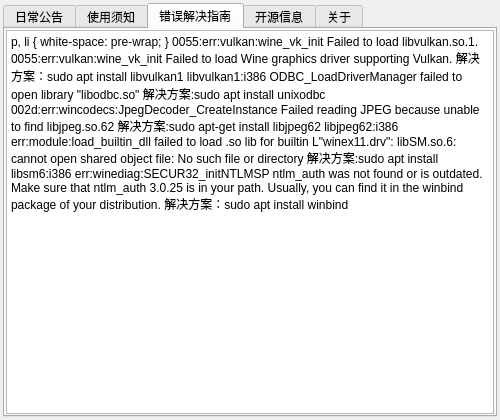
First picture: the form in ui/vekAbout.ui, repository gfdgd-xi/vekcode, before the edit.
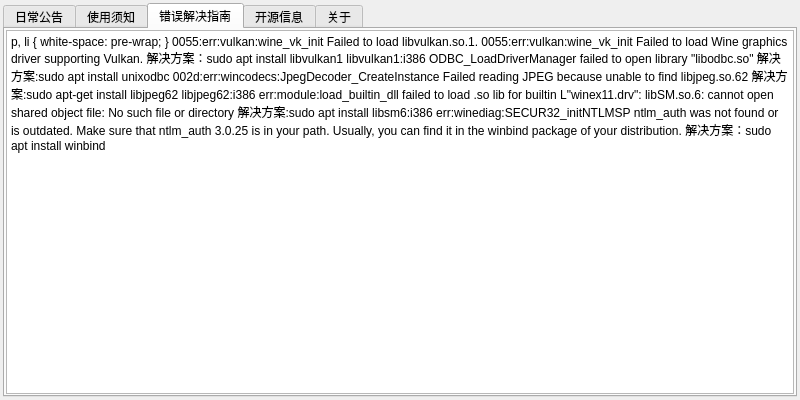
Second picture: the form after the edit. The open tabs and pages were chosen to show the change. Icons and pictures are not drawn.

Patch:
```diff
--- a/ui/vekAbout.ui
+++ b/ui/vekAbout.ui
@@ -9,8 +9,8 @@
    <rect>
     <x>0</x>
     <y>0</y>
-    <width>500</width>
-    <height>420</height>
+    <width>800</width>
+    <height>400</height>
    </rect>
   </property>
   <property name="sizePolicy">
@@ -21,14 +21,14 @@
   </property>
   <property name="minimumSize">
    <size>
-    <width>500</width>
-    <height>420</height>
+    <width>800</width>
+    <height>400</height>
    </size>
   </property>
   <property name="maximumSize">
    <size>
-    <width>500</width>
-    <height>420</height>
+    <width>800</width>
+    <height>400</height>
    </size>
   </property>
   <property name="windowTitle">
@@ -170,27 +170,27 @@
           <string>&lt;!DOCTYPE HTML PUBLIC &quot;-//W3C//DTD HTML 4.0//EN&quot; &quot;http://www.w3.org/TR/REC-html40/strict.dtd&quot;&gt;
 &lt;html&gt;&lt;head&gt;&lt;meta name=&quot;qrichtext&quot; content=&quot;1&quot; /&gt;&lt;style type=&quot;text/css&quot;&gt;
 p, li { white-space: pre-wrap; }
-&lt;/style&gt;&lt;/head&gt;&lt;body style=&quot; font-family:'Sans Serif'; font-size:9pt; font-weight:400; font-style:normal;&quot;&gt;
-&lt;p style=&quot; margin-top:0px; margin-bottom:0px; margin-left:0px; margin-right:0px; -qt-block-indent:0; text-indent:0px;&quot;&gt;0055:err:vulkan:wine_vk_init Failed to load libvulkan.so.1.&lt;/p&gt;
-&lt;p style=&quot; margin-top:0px; margin-bottom:0px; margin-left:0px; margin-right:0px; -qt-block-indent:0; text-indent:0px;&quot;&gt;0055:err:vulkan:wine_vk_init Failed to load Wine graphics driver supporting Vulkan.&lt;/p&gt;
-&lt;p style=&quot;-qt-paragraph-type:empty; margin-top:0px; margin-bottom:0px; margin-left:0px; margin-right:0px; -qt-block-indent:0; text-indent:0px;&quot;&gt;&lt;br /&gt;&lt;/p&gt;
-&lt;p style=&quot; margin-top:0px; margin-bottom:0px; margin-left:0px; margin-right:0px; -qt-block-indent:0; text-indent:0px;&quot;&gt;解决方案：sudo apt install libvulkan1 libvulkan1:i386&lt;/p&gt;
-&lt;p style=&quot;-qt-paragraph-type:empty; margin-top:0px; margin-bottom:0px; margin-left:0px; margin-right:0px; -qt-block-indent:0; text-indent:0px;&quot;&gt;&lt;br /&gt;&lt;/p&gt;
-&lt;p style=&quot; margin-top:0px; margin-bottom:0px; margin-left:0px; margin-right:0px; -qt-block-indent:0; text-indent:0px;&quot;&gt;ODBC_LoadDriverManager failed to open library &amp;quot;libodbc.so&amp;quot;&lt;/p&gt;
-&lt;p style=&quot;-qt-paragraph-type:empty; margin-top:0px; margin-bottom:0px; margin-left:0px; margin-right:0px; -qt-block-indent:0; text-indent:0px;&quot;&gt;&lt;br /&gt;&lt;/p&gt;
-&lt;p style=&quot; margin-top:0px; margin-bottom:0px; margin-left:0px; margin-right:0px; -qt-block-indent:0; text-indent:0px;&quot;&gt;解决方案:sudo apt install unixodbc&lt;/p&gt;
-&lt;p style=&quot;-qt-paragraph-type:empty; margin-top:0px; margin-bottom:0px; margin-left:0px; margin-right:0px; -qt-block-indent:0; text-indent:0px;&quot;&gt;&lt;br /&gt;&lt;/p&gt;
-&lt;p style=&quot; margin-top:0px; margin-bottom:0px; margin-left:0px; margin-right:0px; -qt-block-indent:0; text-indent:0px;&quot;&gt;002d:err:wincodecs:JpegDecoder_CreateInstance Failed reading JPEG because unable to find libjpeg.so.62&lt;/p&gt;
-&lt;p style=&quot;-qt-paragraph-type:empty; margin-top:0px; margin-bottom:0px; margin-left:0px; margin-right:0px; -qt-block-indent:0; text-indent:0px;&quot;&gt;&lt;br /&gt;&lt;/p&gt;
-&lt;p style=&quot; margin-top:0px; margin-bottom:0px; margin-left:0px; margin-right:0px; -qt-block-indent:0; text-indent:0px;&quot;&gt;解决方案:sudo apt-get install libjpeg62 libjpeg62:i386&lt;/p&gt;
-&lt;p style=&quot;-qt-paragraph-type:empty; margin-top:0px; margin-bottom:0px; margin-left:0px; margin-right:0px; -qt-block-indent:0; text-indent:0px;&quot;&gt;&lt;br /&gt;&lt;/p&gt;
-&lt;p style=&quot; margin-top:0px; margin-bottom:0px; margin-left:0px; margin-right:0px; -qt-block-indent:0; text-indent:0px;&quot;&gt;err:module:load_builtin_dll failed to load .so lib for builtin L&amp;quot;winex11.drv&amp;quot;: libSM.so.6: cannot open shared object file: No such file or directory&lt;/p&gt;
-&lt;p style=&quot;-qt-paragraph-type:empty; margin-top:0px; margin-bottom:0px; margin-left:0px; margin-right:0px; -qt-block-indent:0; text-indent:0px;&quot;&gt;&lt;br /&gt;&lt;/p&gt;
-&lt;p style=&quot; margin-top:0px; margin-bottom:0px; margin-left:0px; margin-right:0px; -qt-block-indent:0; text-indent:0px;&quot;&gt;解决方案:sudo apt install libsm6:i386&lt;/p&gt;
-&lt;p style=&quot;-qt-paragraph-type:empty; margin-top:0px; margin-bottom:0px; margin-left:0px; margin-right:0px; -qt-block-indent:0; text-indent:0px;&quot;&gt;&lt;br /&gt;&lt;/p&gt;
-&lt;p style=&quot; margin-top:0px; margin-bottom:0px; margin-left:0px; margin-right:0px; -qt-block-indent:0; text-indent:0px;&quot;&gt;err:winediag:SECUR32_initNTLMSP ntlm_auth was not found or is outdated. Make sure that ntlm_auth 3.0.25 is in your path. Usually, you can find it in the winbind package of your distribution.&lt;/p&gt;
-&lt;p style=&quot;-qt-paragraph-type:empty; margin-top:0px; margin-bottom:0px; margin-left:0px; margin-right:0px; -qt-block-indent:0; text-indent:0px;&quot;&gt;&lt;br /&gt;&lt;/p&gt;
-&lt;p style=&quot; margin-top:0px; margin-bottom:0px; margin-left:0px; margin-right:0px; -qt-block-indent:0; text-indent:0px;&quot;&gt;解决方案：sudo apt install winbind&lt;/p&gt;&lt;/body&gt;&lt;/html&gt;</string>
+&lt;/style&gt;&lt;/head&gt;&lt;body style=&quot; font-family:'Noto Sans CJK SC'; font-size:10.5pt; font-weight:400; font-style:normal;&quot;&gt;
+&lt;p style=&quot; margin-top:0px; margin-bottom:0px; margin-left:0px; margin-right:0px; -qt-block-indent:0; text-indent:0px;&quot;&gt;&lt;span style=&quot; font-family:'Sans Serif'; font-size:9pt;&quot;&gt;0055:err:vulkan:wine_vk_init Failed to load libvulkan.so.1.&lt;/span&gt;&lt;/p&gt;
+&lt;p style=&quot; margin-top:0px; margin-bottom:0px; margin-left:0px; margin-right:0px; -qt-block-indent:0; text-indent:0px;&quot;&gt;&lt;span style=&quot; font-family:'Sans Serif'; font-size:9pt;&quot;&gt;0055:err:vulkan:wine_vk_init Failed to load Wine graphics driver supporting Vulkan.&lt;/span&gt;&lt;/p&gt;
+&lt;p style=&quot;-qt-paragraph-type:empty; margin-top:0px; margin-bottom:0px; margin-left:0px; margin-right:0px; -qt-block-indent:0; text-indent:0px; font-family:'Sans Serif'; font-size:9pt;&quot;&gt;&lt;br /&gt;&lt;/p&gt;
+&lt;p style=&quot; margin-top:0px; margin-bottom:0px; margin-left:0px; margin-right:0px; -qt-block-indent:0; text-indent:0px;&quot;&gt;&lt;span style=&quot; font-family:'Sans Serif'; font-size:9pt;&quot;&gt;解决方案：sudo apt install libvulkan1 libvulkan1:i386&lt;/span&gt;&lt;/p&gt;
+&lt;p style=&quot;-qt-paragraph-type:empty; margin-top:0px; margin-bottom:0px; margin-left:0px; margin-right:0px; -qt-block-indent:0; text-indent:0px; font-family:'Sans Serif'; font-size:9pt;&quot;&gt;&lt;br /&gt;&lt;/p&gt;
+&lt;p style=&quot; margin-top:0px; margin-bottom:0px; margin-left:0px; margin-right:0px; -qt-block-indent:0; text-indent:0px;&quot;&gt;&lt;span style=&quot; font-family:'Sans Serif'; font-size:9pt;&quot;&gt;ODBC_LoadDriverManager failed to open library &amp;quot;libodbc.so&amp;quot;&lt;/span&gt;&lt;/p&gt;
+&lt;p style=&quot;-qt-paragraph-type:empty; margin-top:0px; margin-bottom:0px; margin-left:0px; margin-right:0px; -qt-block-indent:0; text-indent:0px; font-family:'Sans Serif'; font-size:9pt;&quot;&gt;&lt;br /&gt;&lt;/p&gt;
+&lt;p style=&quot; margin-top:0px; margin-bottom:0px; margin-left:0px; margin-right:0px; -qt-block-indent:0; text-indent:0px;&quot;&gt;&lt;span style=&quot; font-family:'Sans Serif'; font-size:9pt;&quot;&gt;解决方案:sudo apt install unixodbc&lt;/span&gt;&lt;/p&gt;
+&lt;p style=&quot;-qt-paragraph-type:empty; margin-top:0px; margin-bottom:0px; margin-left:0px; margin-right:0px; -qt-block-indent:0; text-indent:0px; font-family:'Sans Serif'; font-size:9pt;&quot;&gt;&lt;br /&gt;&lt;/p&gt;
+&lt;p style=&quot; margin-top:0px; margin-bottom:0px; margin-left:0px; margin-right:0px; -qt-block-indent:0; text-indent:0px;&quot;&gt;&lt;span style=&quot; font-family:'Sans Serif'; font-size:9pt;&quot;&gt;002d:err:wincodecs:JpegDecoder_CreateInstance Failed reading JPEG because unable to find libjpeg.so.62&lt;/span&gt;&lt;/p&gt;
+&lt;p style=&quot;-qt-paragraph-type:empty; margin-top:0px; margin-bottom:0px; margin-left:0px; margin-right:0px; -qt-block-indent:0; text-indent:0px; font-family:'Sans Serif'; font-size:9pt;&quot;&gt;&lt;br /&gt;&lt;/p&gt;
+&lt;p style=&quot; margin-top:0px; margin-bottom:0px; margin-left:0px; margin-right:0px; -qt-block-indent:0; text-indent:0px;&quot;&gt;&lt;span style=&quot; font-family:'Sans Serif'; font-size:9pt;&quot;&gt;解决方案:sudo apt-get install libjpeg62 libjpeg62:i386&lt;/span&gt;&lt;/p&gt;
+&lt;p style=&quot;-qt-paragraph-type:empty; margin-top:0px; margin-bottom:0px; margin-left:0px; margin-right:0px; -qt-block-indent:0; text-indent:0px; font-family:'Sans Serif'; font-size:9pt;&quot;&gt;&lt;br /&gt;&lt;/p&gt;
+&lt;p style=&quot; margin-top:0px; margin-bottom:0px; margin-left:0px; margin-right:0px; -qt-block-indent:0; text-indent:0px;&quot;&gt;&lt;span style=&quot; font-family:'Sans Serif'; font-size:9pt;&quot;&gt;err:module:load_builtin_dll failed to load .so lib for builtin L&amp;quot;winex11.drv&amp;quot;: libSM.so.6: cannot open shared object file: No such file or directory&lt;/span&gt;&lt;/p&gt;
+&lt;p style=&quot;-qt-paragraph-type:empty; margin-top:0px; margin-bottom:0px; margin-left:0px; margin-right:0px; -qt-block-indent:0; text-indent:0px; font-family:'Sans Serif'; font-size:9pt;&quot;&gt;&lt;br /&gt;&lt;/p&gt;
+&lt;p style=&quot; margin-top:0px; margin-bottom:0px; margin-left:0px; margin-right:0px; -qt-block-indent:0; text-indent:0px;&quot;&gt;&lt;span style=&quot; font-family:'Sans Serif'; font-size:9pt;&quot;&gt;解决方案:sudo apt install libsm6:i386&lt;/span&gt;&lt;/p&gt;
+&lt;p style=&quot;-qt-paragraph-type:empty; margin-top:0px; margin-bottom:0px; margin-left:0px; margin-right:0px; -qt-block-indent:0; text-indent:0px; font-family:'Sans Serif'; font-size:9pt;&quot;&gt;&lt;br /&gt;&lt;/p&gt;
+&lt;p style=&quot; margin-top:0px; margin-bottom:0px; margin-left:0px; margin-right:0px; -qt-block-indent:0; text-indent:0px;&quot;&gt;&lt;span style=&quot; font-family:'Sans Serif'; font-size:9pt;&quot;&gt;err:winediag:SECUR32_initNTLMSP ntlm_auth was not found or is outdated. Make sure that ntlm_auth 3.0.25 is in your path. Usually, you can find it in the winbind package of your distribution.&lt;/span&gt;&lt;/p&gt;
+&lt;p style=&quot;-qt-paragraph-type:empty; margin-top:0px; margin-bottom:0px; margin-left:0px; margin-right:0px; -qt-block-indent:0; text-indent:0px; font-family:'Sans Serif'; font-size:9pt;&quot;&gt;&lt;br /&gt;&lt;/p&gt;
+&lt;p style=&quot; margin-top:0px; margin-bottom:0px; margin-left:0px; margin-right:0px; -qt-block-indent:0; text-indent:0px;&quot;&gt;&lt;span style=&quot; font-family:'Sans Serif'; font-size:9pt;&quot;&gt;解决方案：sudo apt install winbind&lt;/span&gt;&lt;/p&gt;&lt;/body&gt;&lt;/html&gt;</string>
          </property>
         </widget>
        </item>
```
Left out of the diff: 76 changed lines with no effect on the pictures.
